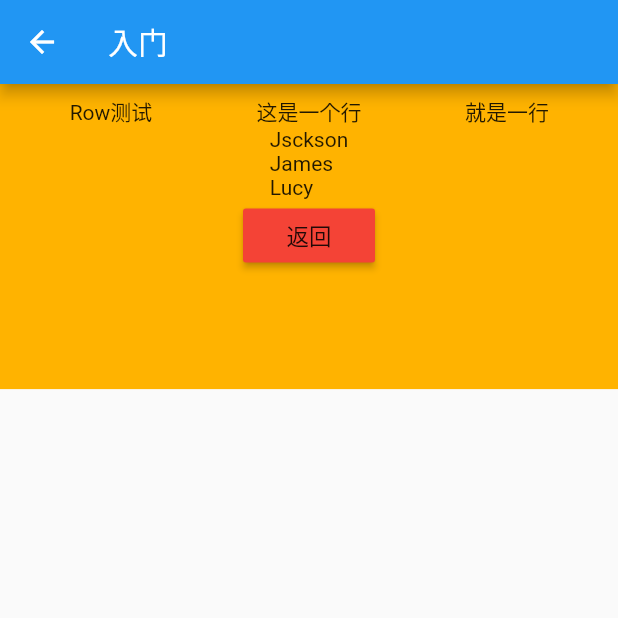
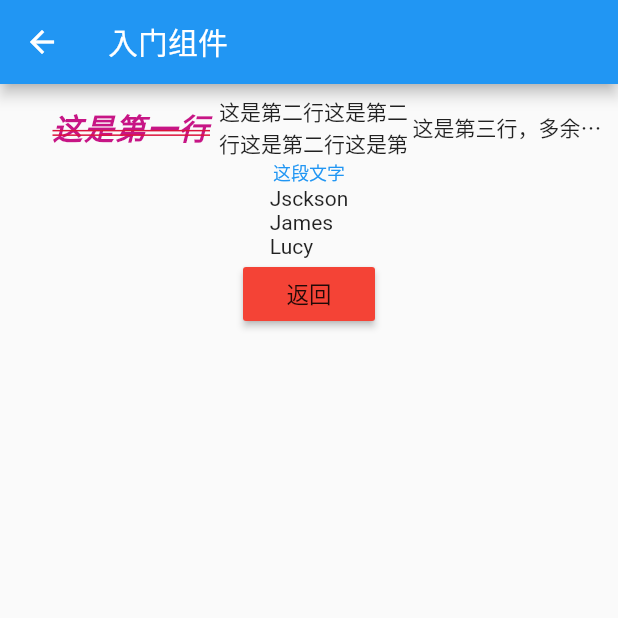
Before and after one commit to baojie0327/flutter_demo, a Flutter app: the RudimentScreen screen opened by its route, on a phone screen of 412 x 824 dp, the top half of it. Run offline on Flutter 3.47's test engine with Material 2 defaults, Android fonts, the phone set to English and light mode, and no system bars.

Commit message:
no message

```diff
--- a/lib/main.dart
+++ b/lib/main.dart
@@ -31,6 +31,9 @@ import 'package:flutter_demo/screens/layoutwidget/RowAndColumnScreen.dart';
 import 'package:flutter_demo/screens/layoutwidget/StackScreen.dart';
 import 'package:flutter_demo/scrollwidget/SingleChildScrollViewScreen.dart';
 import 'package:flutter_demo/functionwidget/DataInfo.dart';
+
+import 'filenetwork/FileNetWorkScreen.dart';
+import 'filenetwork/FileOperationScreen.dart';
 
 void main() => runApp(
   ChangeNotifierProvider(builder: (context)=>DataInfo(),child: MyApp(),)
@@ -71,6 +74,8 @@ class MyApp extends StatelessWidget {
         '/FutureBuilder':(BuildContext context)=>new FutureBuilderScreen(),  // FutureBuilder的使用
         '/StreamBuilder':(BuildContext context)=>new StreamBuilderScreen(),  // StreamBuilder的使用
         '/Dialog':(BuildContext context)=>new DialogScreen(),  // Dialog的使用
+        '/FileNetWorkScreen':(BuildContext context)=>new FileNetWorkScreen(),  // 文件和网络的使用
+        '/fileoperation':(BuildContext context)=>new FileOperationScreen(),  // 文件的使用
       },
       home: MainTab(),
     );
--- a/lib/rudiment.dart
+++ b/lib/rudiment.dart
@@ -6,7 +6,7 @@ class RudimentScreen extends StatelessWidget {
     // TODO: implement build
     return new Scaffold(
       appBar: new AppBar(
-        title: new Text('入门'),
+        title: new Text('入门组件'),
       ),
       body: new Container(
         constraints: BoxConstraints.expand(
@@ -14,7 +14,7 @@ class RudimentScreen extends StatelessWidget {
         ),
       //  margin: const EdgeInsets.all(10.0),
         padding: const EdgeInsets.all(8.0),
-        color: Colors.amber[600],
+        // color: Colors.amber[600],
         alignment: Alignment.center,
         //    width: 200,
         //   height: 500,
@@ -25,17 +25,57 @@ class RudimentScreen extends StatelessWidget {
             new Row(
               children: <Widget>[
                 Expanded(
-                  child: Text('Row测试',textAlign: TextAlign.center,),
+                  child: Text(
+                    '这是第一行',
+                  //  textAlign: TextAlign.right,              // 文本对齐方式
+                    textDirection: TextDirection.rtl,            // 文本方向
+                    style: new TextStyle(
+                      decorationColor: const Color(0xffDC143C),  // 线的颜色
+                      decoration: TextDecoration.lineThrough,    // 线的显示方式
+                      decorationStyle: TextDecorationStyle.double,  // 线的装饰风格
+                      wordSpacing: 0.0,
+                      letterSpacing: 1.0,                        // 字之间的间隙
+                      fontStyle: FontStyle.italic,              // 文字样式，斜体和正常
+                      fontSize: 20.0,                           // 文字大小
+                      fontWeight: FontWeight.bold,              // 字体粗细
+                      color: const Color(0xffc71585),           // 文字颜色
+                    ),
+                  ),
                 ),
                 Expanded(
-                  child: Text('这是一个行',textAlign: TextAlign.center,),
+                  child: Text(
+                    '这是第二行'*6,
+                    textDirection: TextDirection.rtl,  //
+                    maxLines: 2,    // 最大行数
+                  ),
                 ),
                 Expanded(
-                  child: Text('就是一行',textAlign: TextAlign.center,),
+                  child: Text(
+                    '这是第三行，多余长度会截断的，不信你可以试试',
+                    textAlign: TextAlign.center,
+                    softWrap: false,   // 是否自动换行
+                    overflow: TextOverflow.ellipsis,  // 文字超出屏幕后的处理方式
+                  ),
                 )
               ],
 
             ),
+
+            new RichText(
+              text:TextSpan(
+                text: '这段文字',
+                style: TextStyle(
+                  color: Colors.blue,
+                  fontSize: 12.0
+                ),
+                children:  [
+
+                ]
+
+              ),
+            ),
+
+
 
             // column测试
             new Column(
--- a/pubspec.yaml
+++ b/pubspec.yaml
@@ -23,7 +23,7 @@ dependencies:
   # The following adds the Cupertino Icons font to your application.
   # Use with the CupertinoIcons class for iOS style icons.
   cupertino_icons: ^0.1.2
-  provider: ^3.1.0
+  provider: ^3.2.0
 
 dev_dependencies:
   flutter_test:
```
Also changed, not shown: dart/helloworld.dart (added, +78 -0 lines), lib/Routes.dart (added, +52 -0 lines), lib/bottom/HomeScreen.dart (+8 -2 lines), lib/filenetwork/FileNetWorkScreen.dart (added, +75 -0 lines), lib/filenetwork/FileOperationScreen.dart (added, +17 -0 lines), pubspec.lock, 1 other file.
